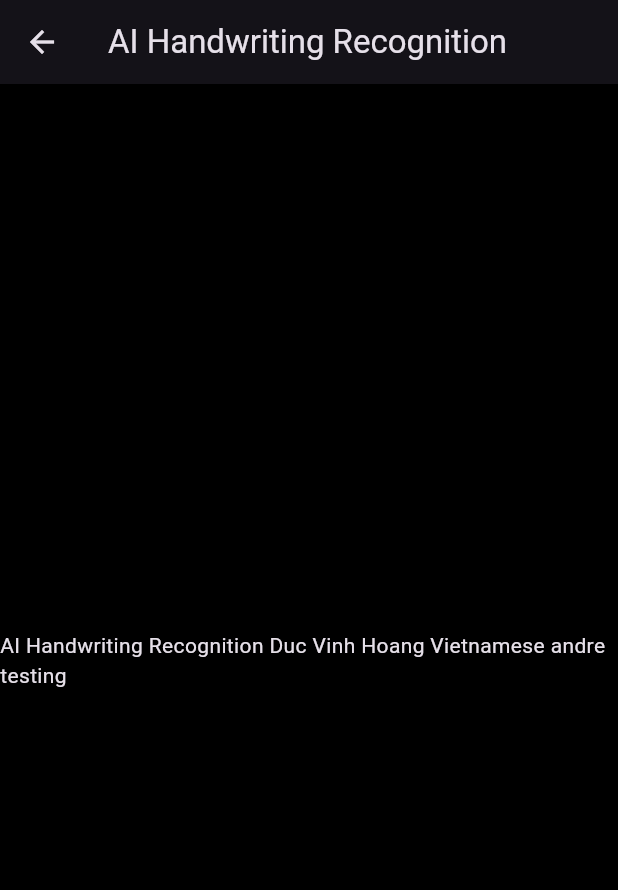
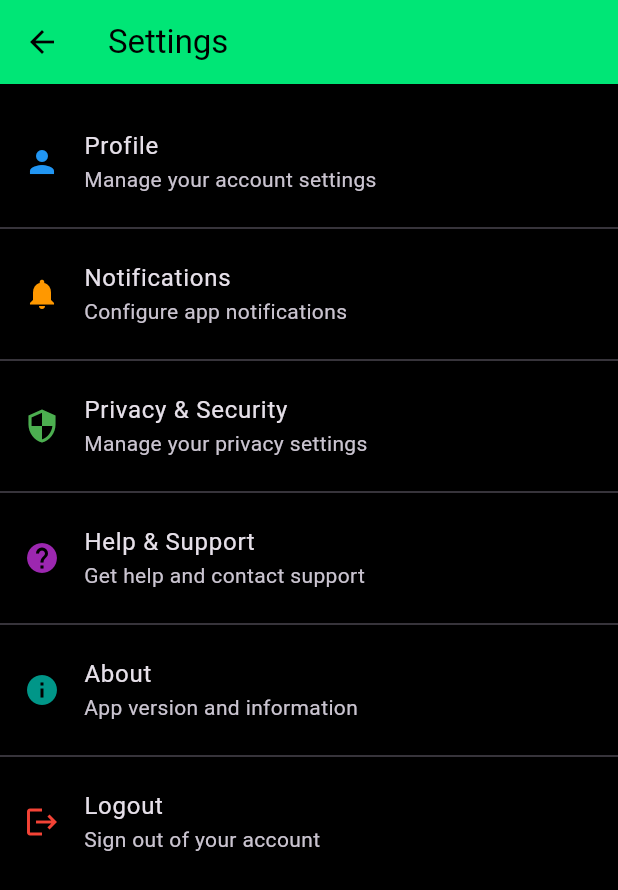
Before and after one commit to vinhhoangd/lab_tracking, a Flutter app: the HomePage screen opened directly, item 3 of the bottom bar chosen, on a phone screen of 412 x 824 dp. Shown: the top 890 px of the screen. Run offline on Flutter 3.47's test engine with Material 3 defaults, Android fonts, the phone set to English and light mode, and no system bars; our stand-ins replace supabase_flutter; missing offline and left inert: mobile_scanner; accounts and stored records are empty.

Commit message:
update setting page

```diff
--- /dev/null
+++ b/lib/Pages/setting_page.dart
@@ -0,0 +1,41 @@
+// lib/Pages/settings_page.dart
+import 'package:flutter/material.dart';
+
+class SettingsPage extends StatelessWidget {
+  const SettingsPage({Key? key}) : super(key: key);
+
+  @override
+  Widget build(BuildContext context) {
+    return Scaffold(
+      appBar: AppBar(
+        title: const Text('Settings'),
+        backgroundColor: Colors.greenAccent.shade400,
+      ),
+      body: ListView(
+        children: [
+          ListTile(
+            leading: const Icon(Icons.person),
+            title: const Text('Profile'),
+            onTap: () {
+              // Add profile settings
+            },
+          ),
+          ListTile(
+            leading: const Icon(Icons.logout),
+            title: const Text('Logout'),
+            onTap: () {
+              // Add logout functionality
+            },
+          ),
+          ListTile(
+            leading: const Icon(Icons.info),
+            title: const Text('About'),
+            onTap: () {
+              // Add about dialog
+            },
+          ),
+        ],
+      ),
+    );
+  }
+}
--- /dev/null
+++ b/lib/Pages/settings_page.dart
@@ -0,0 +1,117 @@
+import 'package:flutter/material.dart';
+
+class SettingsPage extends StatelessWidget {
+  const SettingsPage({Key? key}) : super(key: key);
+
+  @override
+  Widget build(BuildContext context) {
+    return Scaffold(
+      appBar: AppBar(
+        title: const Text('Settings'),
+        backgroundColor: Colors.greenAccent.shade400,
+        foregroundColor: Colors.black,
+      ),
+      body: ListView(
+        children: [
+          const SizedBox(height: 16),
+          ListTile(
+            leading: const Icon(Icons.person, color: Colors.blue),
+            title: const Text('Profile'),
+            subtitle: const Text('Manage your account settings'),
+            onTap: () {
+              // Add profile settings functionality
+              ScaffoldMessenger.of(context).showSnackBar(
+                const SnackBar(content: Text('Profile settings coming soon!')),
+              );
+            },
+          ),
+          const Divider(),
+          ListTile(
+            leading: const Icon(Icons.notifications, color: Colors.orange),
+            title: const Text('Notifications'),
+            subtitle: const Text('Configure app notifications'),
+            onTap: () {
+              ScaffoldMessenger.of(context).showSnackBar(
+                const SnackBar(content: Text('Notification settings coming soon!')),
+              );
+            },
+          ),
+          const Divider(),
+          ListTile(
+            leading: const Icon(Icons.security, color: Colors.green),
+            title: const Text('Privacy & Security'),
+            subtitle: const Text('Manage your privacy settings'),
+            onTap: () {
+              ScaffoldMessenger.of(context).showSnackBar(
+                const SnackBar(content: Text('Privacy settings coming soon!')),
+              );
+            },
+          ),
+          const Divider(),
+          ListTile(
+            leading: const Icon(Icons.help, color: Colors.purple),
+            title: const Text('Help & Support'),
+            subtitle: const Text('Get help and contact support'),
+            onTap: () {
+              ScaffoldMessenger.of(context).showSnackBar(
+                const SnackBar(content: Text('Help & support coming soon!')),
+              );
+            },
+          ),
+          const Divider(),
+          ListTile(
+            leading: const Icon(Icons.info, color: Colors.teal),
+            title: const Text('About'),
+            subtitle: const Text('App version and information'),
+            onTap: () {
+              showAboutDialog(
+                context: context,
+                applicationName: 'Lab Tracking',
+                applicationVersion: '1.0.0',
+                applicationIcon: const FlutterLogo(size: 64),
+                children: const [
+                  Text('A barcode scanning app for lab inventory management.'),
+                ],
+              );
+            },
+          ),
+          const Divider(),
+          ListTile(
+            leading: const Icon(Icons.logout, color: Colors.red),
+            title: const Text('Logout'),
+            subtitle: const Text('Sign out of your account'),
+            onTap: () {
+              showDialog(
+                context: context,
+                builder: (context) => AlertDialog(
+                  title: const Text('Logout'),
+                  content: const Text('Are you sure you want to logout?'),
+                  actions: [
+                    TextButton(
+                      onPressed: () => Navigator.of(context).pop(),
+                      child: const Text('Cancel'),
+                    ),
+                    ElevatedButton(
+                      onPressed: () {
+                        Navigator.of(context).pop();
+                        // Add logout functionality here
+                        ScaffoldMessenger.of(context).showSnackBar(
+                          const SnackBar(content: Text('Logout functionality coming soon!')),
+                        );
+                      },
+                      style: ElevatedButton.styleFrom(
+                        backgroundColor: Colors.red,
+                        foregroundColor: Colors.white,
+                      ),
+                      child: const Text('Logout'),
+                    ),
+                  ],
+                ),
+              );
+            },
+          ),
+        ],
+      ),
+    );
+  }
+}
```
Also changed, not shown: lib/Pages/ai_page.dart (added, +22 -0 lines), lib/Pages/home_page.dart (+34 -68 lines).
